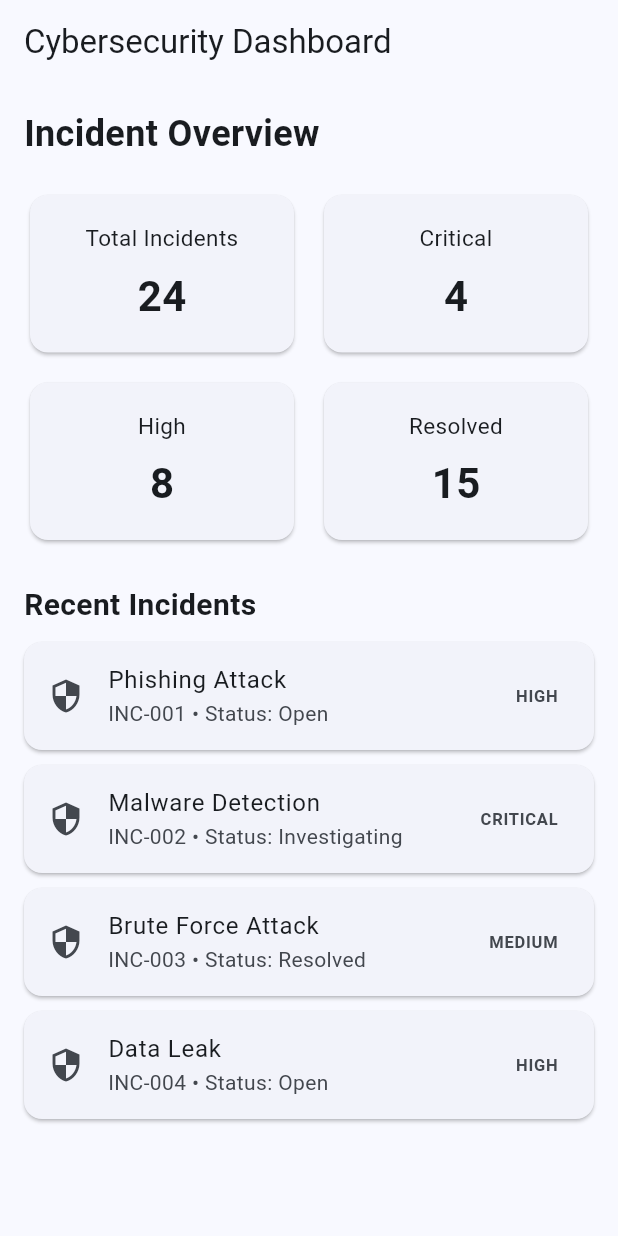
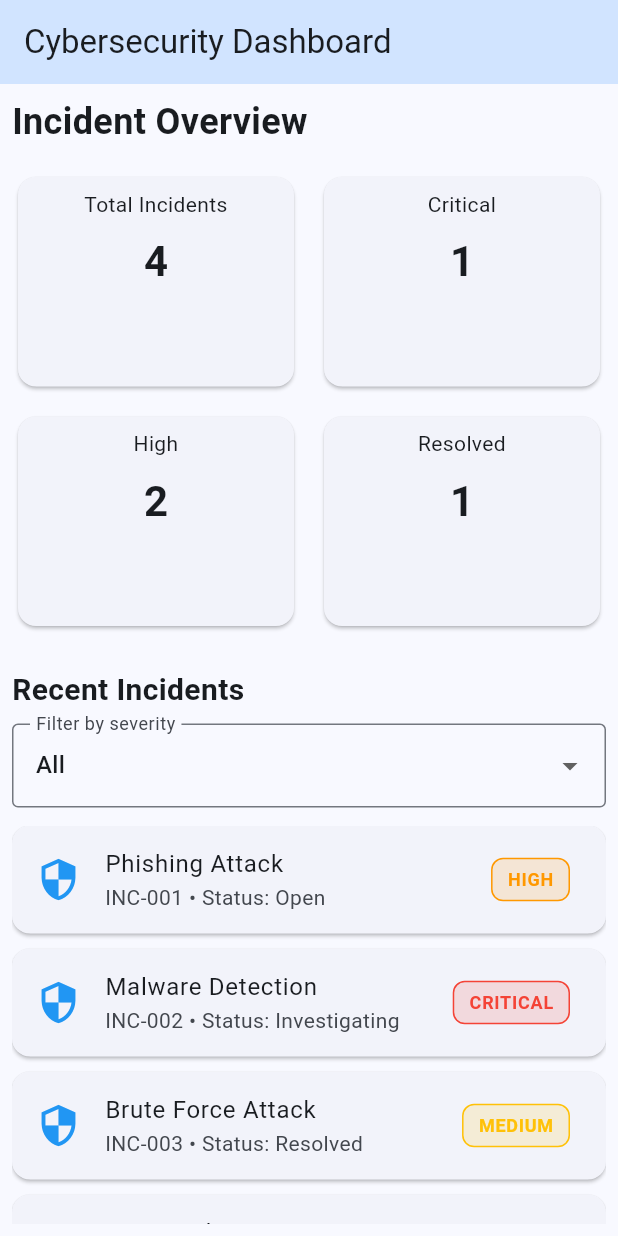
Before and after one commit to ManaswiniJillella-MJ/cybersecurity_incident_dashboard, a Flutter app: the screen it shows after launch, on a phone screen of 412 x 824 dp. Run offline on Flutter 3.47's test engine with Material 3 defaults, Android fonts, the phone set to English and light mode, and no system bars.

Commit message:
Improve responsive cybersecurity incident dashboard

```diff
--- a/lib/main.dart
+++ b/lib/main.dart
@@ -1,8 +1,50 @@
 import 'package:flutter/material.dart';
+
+import 'models/incident.dart';
+import 'screens/incident_details_screen.dart';
+import 'widgets/severity_badge.dart';
 
 void main() {
   runApp(const CybersecurityDashboard());
 }
+
+const List<Incident> sampleIncidents = [
+  Incident(
+    id: 'INC-001',
+    title: 'Phishing Attack',
+    description:
+        'A suspicious email was detected attempting to steal user credentials.',
+    severity: 'High',
+    status: 'Open',
+    category: 'Phishing',
+  ),
+  Incident(
+    id: 'INC-002',
+    title: 'Malware Detection',
+    description: 'Malicious software was detected on an employee workstation.',
+    severity: 'Critical',
+    status: 'Investigating',
+    category: 'Malware',
+  ),
+  Incident(
+    id: 'INC-003',
+    title: 'Brute Force Attack',
+    description:
+        'Multiple failed login attempts were detected on a user account.',
+    severity: 'Medium',
+    status: 'Resolved',
+    category: 'Unauthorized Access',
+  ),
+  Incident(
+    id: 'INC-004',
+    title: 'Data Leak',
+    description:
+        'A potential exposure of confidential information requires investigation.',
+    severity: 'High',
+    status: 'Open',
+    category: 'Data Security',
+  ),
+];
 
 class CybersecurityDashboard extends StatelessWidget {
   const CybersecurityDashboard({super.key});
@@ -21,15 +63,45 @@ class CybersecurityDashboard extends StatelessWidget {
   }
 }
 
-class DashboardScreen extends StatelessWidget {
+class DashboardScreen extends StatefulWidget {
   const DashboardScreen({super.key});
 
   @override
+  State<DashboardScreen> createState() => _DashboardScreenState();
+}
+
+class _DashboardScreenState extends State<DashboardScreen> {
+  String selectedSeverity = 'All';
+
+  @override
   Widget build(BuildContext context) {
+    final filteredIncidents = selectedSeverity == 'All'
+        ? sampleIncidents
+        : sampleIncidents
+              .where(
+                (incident) =>
+                    incident.severity.toLowerCase() ==
+                    selectedSeverity.toLowerCase(),
+              )
+              .toList();
+
+    final criticalCount = sampleIncidents
+        .where((incident) => incident.severity == 'Critical')
+        .length;
+    final highCount = sampleIncidents
+        .where((incident) => incident.severity == 'High')
+        .length;
+    final resolvedCount = sampleIncidents
+        .where((incident) => incident.status == 'Resolved')
+        .length;
+
     return Scaffold(
-      appBar: AppBar(title: const Text('Cybersecurity Dashboard')),
+      appBar: AppBar(
+        title: const Text('Cybersecurity Dashboard'),
+        backgroundColor: Theme.of(context).colorScheme.primaryContainer,
+      ),
       body: Padding(
-        padding: const EdgeInsets.all(16),
+        padding: const EdgeInsets.all(8),
         child: Column(
           crossAxisAlignment: CrossAxisAlignment.start,
           children: [
@@ -37,64 +109,93 @@ class DashboardScreen extends StatelessWidget {
               'Incident Overview',
               style: TextStyle(fontSize: 24, fontWeight: FontWeight.bold),
             ),
-
-            const SizedBox(height: 20),
-
-            Row(
+            const SizedBox(height: 16),
+            LayoutBuilder(
+              builder: (context, constraints) {
+                final columns = constraints.maxWidth >= 600 ? 4 : 2;
+                return GridView.count(
+                  crossAxisCount: columns,
+                  shrinkWrap: true,
+                  physics: const NeverScrollableScrollPhysics(),
+                  crossAxisSpacing: 12,
+                  mainAxisSpacing: 12,
+                  childAspectRatio: 1.3,
                   children: [
-                Expanded(child: _statCard('Total Incidents', '24')),
-                const SizedBox(width: 12),
-                Expanded(child: _statCard('Critical', '4')),
+                    _statCard(
+                      "Total Incidents",
+                      sampleIncidents.length.toString(),
+                    ),
+                    _statCard("Critical", criticalCount.toString()),
+                    _statCard("High", highCount.toString()),
+                    _statCard("Resolved", resolvedCount.toString()),
                   ],
+                );
+              },
             ),
-
-            const SizedBox(height: 12),
-
-            Row(
-              children: [
-                Expanded(child: _statCard('High', '8')),
-                const SizedBox(width: 12),
-                Expanded(child: _statCard('Resolved', '15')),
-              ],
-            ),
-
-            const SizedBox(height: 25),
-
+            const SizedBox(height: 24),
             const Text(
               'Recent Incidents',
               style: TextStyle(fontSize: 20, fontWeight: FontWeight.bold),
             ),
+            const SizedBox(height: 8),
+            DropdownButtonFormField<String>(
+              initialValue: selectedSeverity,
+              decoration: const InputDecoration(
+                labelText: 'Filter by severity',
+                border: OutlineInputBorder(),
+              ),
+              items: const ['All', 'Critical', 'High', 'Medium', 'Low']
+                  .map(
+                    (severity) => DropdownMenuItem(
+                      value: severity,
+                      child: Text(severity),
+                    ),
+                  )
+                  .toList(),
+              onChanged: (value) {
+                if (value != null) {
+                  setState(() {
+                    selectedSeverity = value;
+                  });
+                }
+              },
+            ),
+            const SizedBox(height: 12),
+            Expanded(
+              child: filteredIncidents.isEmpty
+                  ? const Center(child: Text('No incidents found.'))
+                  : ListView.builder(
+                      itemCount: filteredIncidents.length,
+                      itemBuilder: (context, index) {
+                        final incident = filteredIncidents[index];
 
-            const SizedBox(height: 10),
-
-            Expanded(
-              child: ListView(
-                children: const [
-                  IncidentCard(
-                    id: 'INC-001',
-                    type: 'Phishing Attack',
-                    severity: 'HIGH',
-                    status: 'Open',
+                        return Card(
+                          margin: const EdgeInsets.only(bottom: 10),
+                          child: ListTile(
+                            leading: const Icon(
+                              Icons.security,
+                              color: Colors.blue,
+                              size: 30,
                             ),
-                  IncidentCard(
-                    id: 'INC-002',
-                    type: 'Malware Detection',
-                    severity: 'CRITICAL',
-                    status: 'Investigating',
+                            title: Text(incident.title),
+                            subtitle: Text(
+                              '${incident.id} • Status: ${incident.status}',
                             ),
-                  IncidentCard(
-                    id: 'INC-003',
-                    type: 'Brute Force Attack',
-                    severity: 'MEDIUM',
-                    status: 'Resolved',
+                            trailing: SeverityBadge(
+                              severity: incident.severity,
                             ),
-                  IncidentCard(
-                    id: 'INC-004',
-                    type: 'Data Leak',
-                    severity: 'HIGH',
-                    status: 'Open',
+                            onTap: () {
+                              Navigator.push(
+                                context,
+                                MaterialPageRoute(
+                                  builder: (context) =>
+                                      IncidentDetailsScreen(incident: incident),
                                 ),
-                ],
+                              );
+                            },
+                          ),
+                        );
+                      },
                     ),
             ),
           ],
@@ -103,16 +204,16 @@ class DashboardScreen extends StatelessWidget {
     );
   }
 
-  static Widget _statCard(String title, String value) {
+  Widget _statCard(String title, String value) {
     return Card(
       child: Padding(
-        padding: const EdgeInsets.all(18),
+        padding: const EdgeInsets.all(8),
         child: Column(
           children: [
             Text(
               title,
               textAlign: TextAlign.center,
-              style: const TextStyle(fontSize: 15),
+              style: const TextStyle(fontSize: 14),
             ),
             const SizedBox(height: 8),
             Text(
@@ -125,34 +226,3 @@ class DashboardScreen extends StatelessWidget {
     );
   }
 }
-
-class IncidentCard extends StatelessWidget {
-  final String id;
-  final String type;
-  final String severity;
-  final String status;
-
-  const IncidentCard({
-    super.key,
-    required this.id,
-    required this.type,
-    required this.severity,
-    required this.status,
-  });
-
-  @override
-  Widget build(BuildContext context) {
-    return Card(
-      margin: const EdgeInsets.only(bottom: 10),
-      child: ListTile(
-        leading: const Icon(Icons.security),
-        title: Text(type),
-        subtitle: Text('$id • Status: $status'),
-        trailing: Text(
-          severity,
-          style: const TextStyle(fontWeight: FontWeight.bold),
-        ),
-      ),
-    );
-  }
-}
--- a/pubspec.yaml
+++ b/pubspec.yaml
@@ -34,6 +34,8 @@ dependencies:
   # The following adds the Cupertino Icons font to your application.
   # Use with the CupertinoIcons class for iOS style icons.
   cupertino_icons: ^1.0.8
+  provider: ^6.1.5+1
+  http: ^1.6.0
 
 dev_dependencies:
   flutter_test:
```
Also changed, not shown: pubspec.lock, 1 other file. Lines whose indentation alone changed are shown as unchanged.
